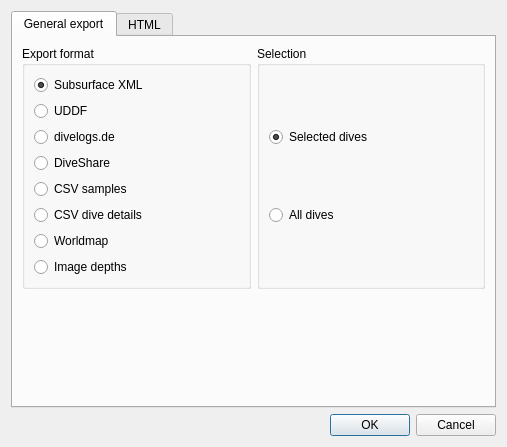
Before: the Qt Designer form qt-ui/divelogexportdialog.ui in subsurface/subsurface, drawn with Qt 5.
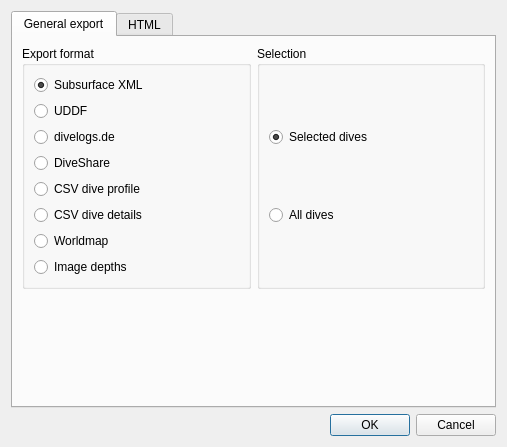
After: the same form once the commit is applied. Icons and pictures are not drawn.

Commit message: Highlight that this CSV export is about dive profile.

Patch:
```diff
--- a/qt-ui/divelogexportdialog.ui
+++ b/qt-ui/divelogexportdialog.ui
@@ -166,7 +166,7 @@
           <item>
            <widget class="QRadioButton" name="exportCSV">
             <property name="text">
-             <string>CSV samples</string>
+             <string>CSV dive profile</string>
             </property>
             <attribute name="buttonGroup">
              <string notr="true">exportGroup</string>
```
The commit also changes 1 other file.
